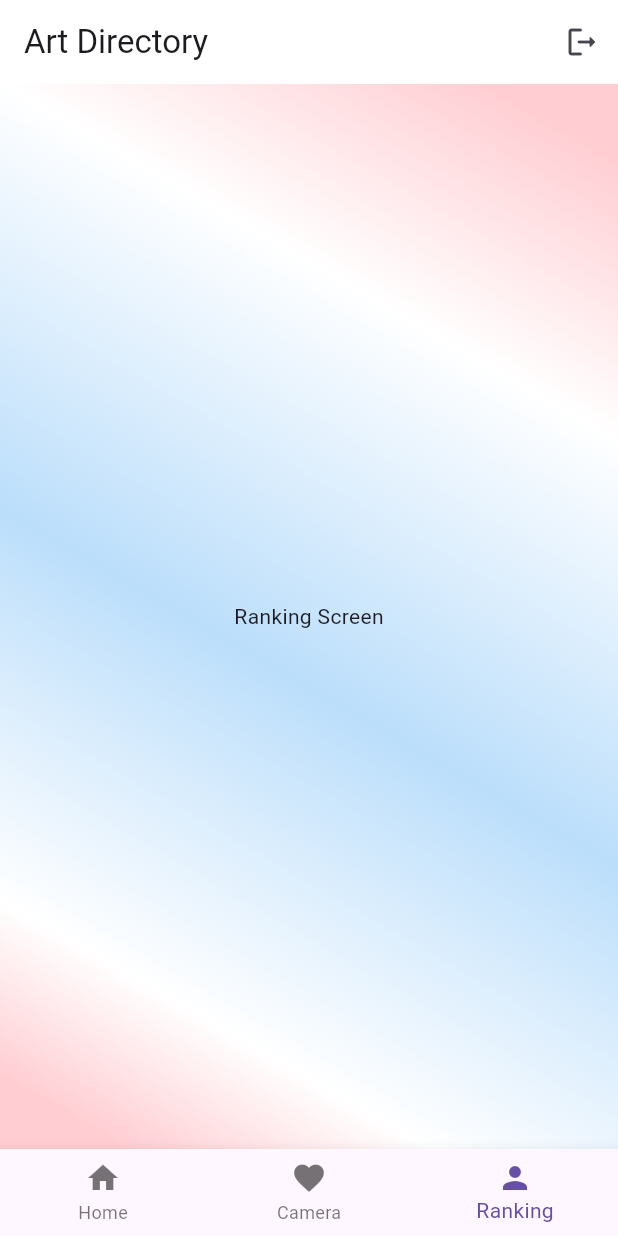
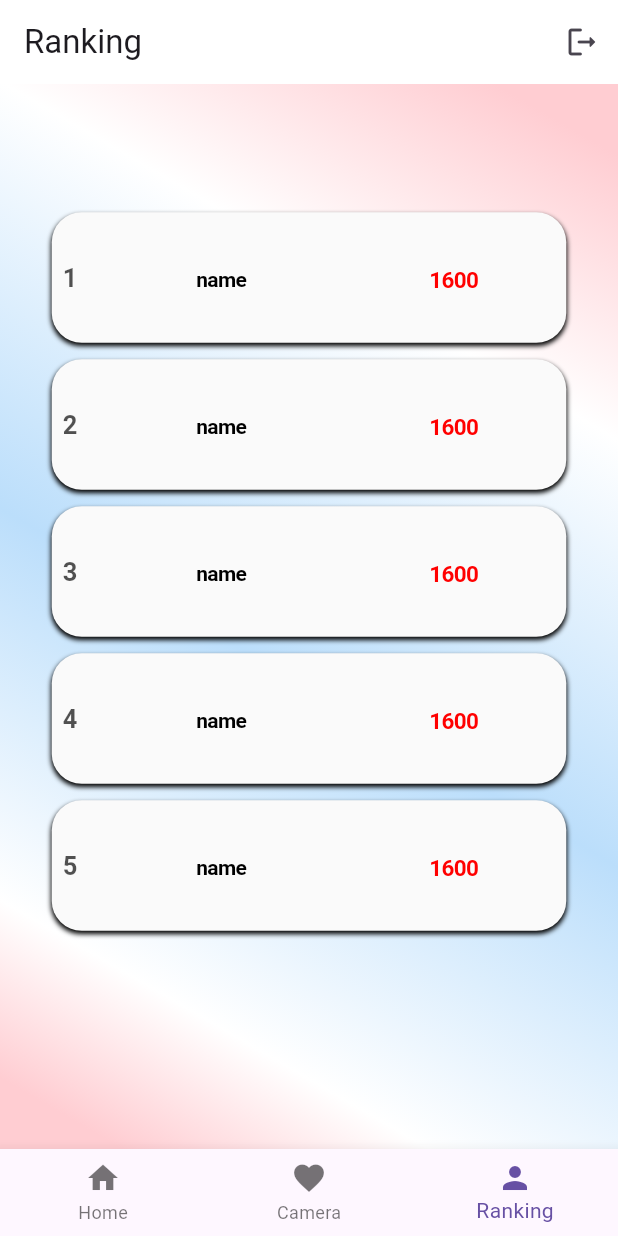
Before and after one commit to flukexp/art-directory, a Flutter app: the HomeScreen screen opened directly, item 3 of the bottom bar chosen, on a phone screen of 412 x 824 dp. Run offline on Flutter 3.47's test engine with Material 3 defaults, Android fonts, the phone set to English and light mode, and no system bars; our stand-ins replace camera, cloud_firestore, firebase_core; accounts and stored records are empty.

Commit message:
Prog II
ranking screen dynamic info

```diff
--- a/lib/HomeScreen.dart
+++ b/lib/HomeScreen.dart
@@ -22,6 +22,8 @@ class _HomeScreenState extends State<HomeScreen> {
     const RankingScreen(),
   ];
 
+  final List<String> _appBarTitles = ['Home', 'Camera', 'Ranking'];
+
   // Function to handle logout
   void _logout() {
     // Navigate back to the login screen and replace the current route
@@ -35,7 +37,7 @@ class _HomeScreenState extends State<HomeScreen> {
   Widget build(BuildContext context) {
     return Scaffold(
       appBar: AppBar(
-        title: const Text('Art Directory'),
+        title: Text(_appBarTitles[_currentIndex]), // Dynamically set the title
         backgroundColor: Colors.white,
         actions: <Widget>[
           IconButton(
--- a/lib/RankingScreen.dart
+++ b/lib/RankingScreen.dart
@@ -1,12 +1,27 @@
+import 'package:artdirectory/widget/RankingBlog.dart';
 import 'package:flutter/material.dart';
 
-class RankingScreen extends StatelessWidget {
-  const RankingScreen({ Key? key }) : super(key: key);
+class RankingScreen extends StatefulWidget {
+  const RankingScreen({Key? key}) : super(key: key);
 
+  @override
+  State<RankingScreen> createState() => _RankingScreenState();
+}
+
+class _RankingScreenState extends State<RankingScreen> {
   @override
   Widget build(BuildContext context) {
     return Center(
-      child: Text('Ranking Screen'),
+      child: SizedBox(
+        width: 400, // Set your desired width
+        height: 550, // Set your desired height
+        child: ListView.builder(
+          itemCount: 5,
+          itemBuilder: (BuildContext context, int index) {
+            return RankingBlog(index: index);
+          },
+        ),
+      ),
     );
   }
 }
--- /dev/null
+++ b/lib/widget/RankingBlog.dart
@@ -0,0 +1,109 @@
+import 'package:flutter/material.dart';
+
+class RankingBlog extends StatefulWidget {
+  final int index; // Add a parameter to receive the index
+
+  const RankingBlog({Key? key, required this.index}) : super(key: key);
+
+  @override
+  State<RankingBlog> createState() => _RankingBlogState();
+}
+
+class _RankingBlogState extends State<RankingBlog> {
+  @override
+  Widget build(BuildContext context) {
+    final fem = MediaQuery.of(context).textScaleFactor;
+
+    return Positioned(
+      left: 27 * fem,
+      top: (250.0000029802 + widget.index * 120.0) * fem,
+      child: Container(
+        width: 343 * fem,
+        height: 98 * fem,
+        child: Stack(
+          children: [
+            Align(
+              child: Container(
+                width: 343 * fem,
+                height: 87 * fem,
+                decoration: BoxDecoration(
+                  borderRadius: BorderRadius.circular(20 * fem),
+                  color: Color(0xfffafafa),
+                  boxShadow: [
+                    BoxShadow(
+                      color: Colors.black, // Change to black
+                      offset: Offset(0 * fem, 2 * fem),
+                      blurRadius: 2 * fem,
+                    ),
+                  ],
+                ),
+              ),
+            ),
+            // Text ranks
+            Positioned(
+              left: 36 * fem,
+              top: 38 * fem,
+              child: SizedBox(
+                width: 8 * fem,
+                height: 22 * fem,
+                child: Text(
+                  (widget.index + 1).toString(), // Use the index dynamically
+                  textAlign: TextAlign.center,
+                  style: TextStyle(
+                    fontSize: 17 * fem,
+                    fontWeight: FontWeight.w700,
+                    height: 1.2941176471 * fem,
+                    letterSpacing: -0.4079999924 * fem,
+                    color: Color(0xad000000),
+                  ),
+                ),
+              ),
+            ),
+            // Text 'AAA'
+            Positioned(
+              left: 125 * fem,
+              top: 38 * fem,
+              child: Align(
+                child: SizedBox(
+                  child: Text(
+                    'name',
+                    textAlign: TextAlign.center,
+                    style: TextStyle(
+                      fontSize: 14 * fem,
+                      fontWeight: FontWeight.w700,
+                      height: 1.6923076923 * fem,
+                      letterSpacing: -0.4079999924 * fem,
+                      color: Color(0xff000000),
+                    ),
+                  ),
+                ),
+              ),
+            ),
+            // Text '1600'
+            Positioned(
+              left: 278 * fem,
+              top: 40 * fem,
+              child: Align(
+                child: SizedBox(
+                  width: 37 * fem,
+                  height: 22 * fem,
+                  child: Text(
+                    '1600',
+                    textAlign: TextAlign.center,
+                    style: TextStyle(
+                      fontSize: 15 * fem,
+                      fontWeight: FontWeight.w700,
+                      height: 1.4666666667 * fem,
+                      letterSpacing: -0.4079999924 * fem,
+                      color: Color(0xffff0000),
+                    ),
+                  ),
+                ),
+              ),
+            ),
+          ],
+        ),
+      ),
+    );
+  }
+}
```
Lines whose indentation alone changed are shown as unchanged.
